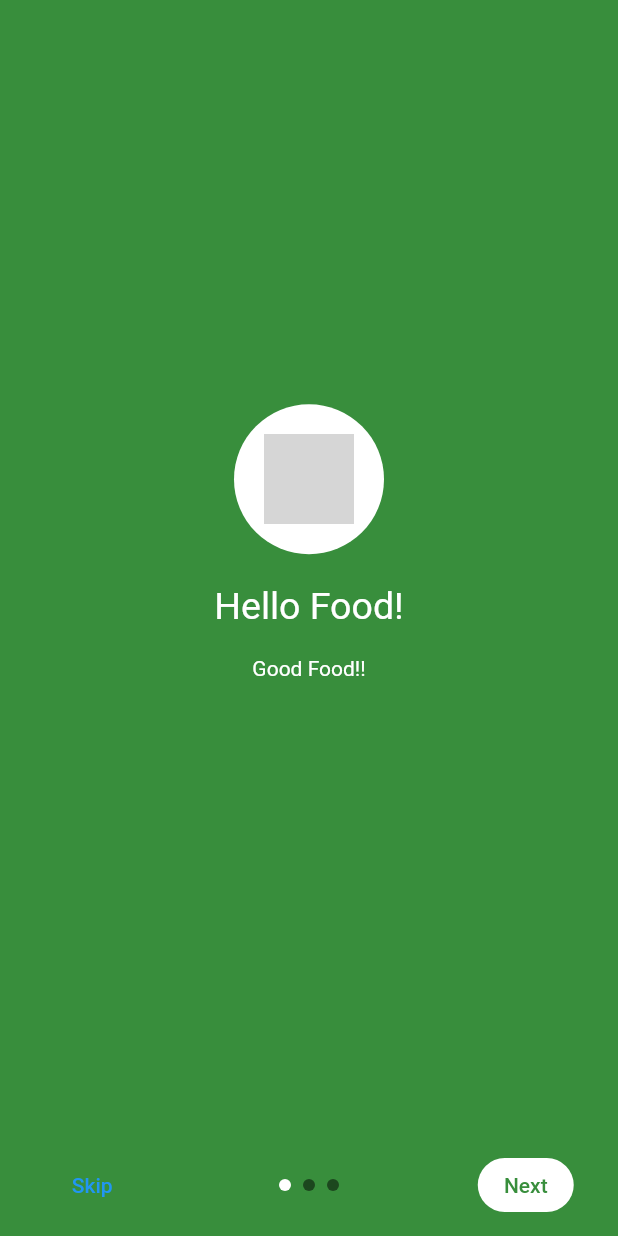
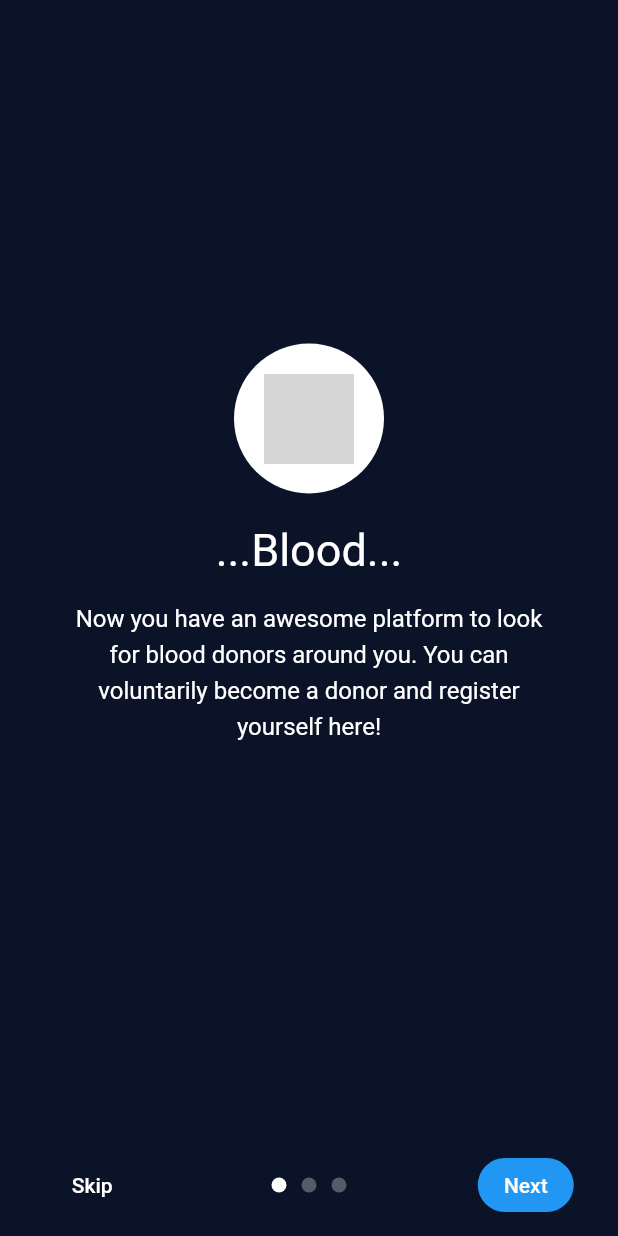
Before and after one commit to CoDi-YaPa/Messiah, a Flutter app: the screen it shows after launch, on a phone screen of 412 x 824 dp. Run offline on Flutter 3.47's test engine with Material 2 defaults, Android fonts, the light colour scheme and no system bars; drawn by our look-alikes of intro_slider; our stand-ins replace auto_size_text; grey boxes are pictures that could not be loaded.

Commit message:
done with the text and the theme part of the slider

```diff
--- a/messiah_app/lib/Intro_sliderPage.dart
+++ b/messiah_app/lib/Intro_sliderPage.dart
@@ -19,21 +19,24 @@ class _IntroSliderPageState extends State<IntroSliderPage> {
     super.initState();
     slides.add(
       new Slide(
-          title: "Hello Food!",
-          description: "Good Food!!",
-          pathImage: "assets/images/1.png"),
+          title: "...Blood...",
+          description:
+              "Now you have an awesome platform to look for blood donors around you. You can voluntarily become a donor and register yourself here!",
+          pathImage: "images/1.png"),
     );
     slides.add(
       new Slide(
-          title: "Hello Movie!",
-          description: "Nice Movie !!",
-          pathImage: "assets/images/2.png"),
+          title: "...Plasma...",
+          description:
+              "We all know how important this plasma becomes when he/she is in the final stages of NCov-19 or any other chronic illnesses. So, similar to getting a blood donor, you can also look for a plasma donor here!",
+          pathImage: "images/2.png"),
     );
     slides.add(
       new Slide(
-          title: "Hello Place!",
-          description: "Good Place!!",
-          pathImage: "assets/images/3.png"),
+          title: "...Oxygen...",
+          description:
+              "In the recent scenario of the Covid-19 pandemic, getting oxygen cylinders timely is another major concern. There are certain agents/suppliers about whom the common people are unaware of and they remain deprived of the oxygen cylinders. So here we are with yet another solution!",
+          pathImage: "images/3.png"),
     );
   }
 
@@ -67,7 +70,7 @@ class _IntroSliderPageState extends State<IntroSliderPage> {
                   margin: EdgeInsets.only(top: 20.0),
                   child: Text(
                     currentSlide.title,
-                    style: TextStyle(color: Colors.white, fontSize: 25),
+                    style: TextStyle(color: Colors.white, fontSize: 30),
                   ),
                 ),
                 Container(
@@ -77,8 +80,8 @@ class _IntroSliderPageState extends State<IntroSliderPage> {
                   child: Text(
                     currentSlide.description,
                     style: TextStyle(
-                        color: Colors.white, fontSize: 14, height: 1.5),
-                    maxLines: 5,
+                        color: Colors.white, fontSize: 16, height: 1.5),
+                    maxLines: 9,
                     textAlign: TextAlign.center,
                     overflow: TextOverflow.ellipsis,
                   ),
@@ -100,19 +103,23 @@ class _IntroSliderPageState extends State<IntroSliderPage> {
   @override
   Widget build(BuildContext context) {
     return IntroSlider(
-      backgroundColorAllSlides: Colors.green[700],
-      renderSkipBtn: Text("Skip"),
+      backgroundColorAllSlides: Color(0xFF0B1328),
+      renderSkipBtn: Text(
+        "Skip",
+        style: TextStyle(color: Colors.white),
+      ),
       renderNextBtn: Text(
         "Next",
-        style: TextStyle(color: Colors.green[700]),
+        style: TextStyle(color: Colors.white),
       ),
       renderDoneBtn: Text(
         "Done",
-        style: TextStyle(color: Colors.green[700]),
+        style: TextStyle(color: Colors.white),
       ),
-      colorDoneBtn: Colors.white,
+      colorDoneBtn: Colors.blue,
       colorActiveDot: Colors.white,
-      sizeDot: 8.0,
+      colorDot: Colors.white30,
+      sizeDot: 10.0,
       typeDotAnimation: dotSliderAnimation.SIZE_TRANSITION,
       listCustomTabs: this.renderListCustomTabs(),
       scrollPhysics: BouncingScrollPhysics(),
```
